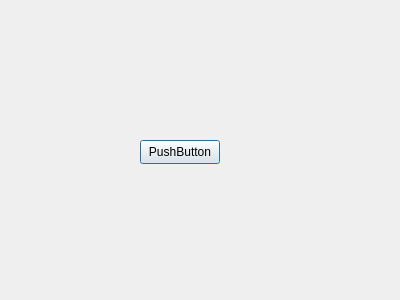
Old version of the form Ksiazka/dodaj.ui in the repository ZuzaJas/Filtrujaca-Ksiazka.
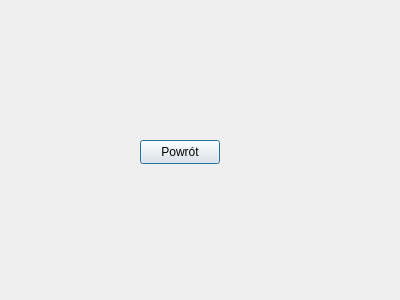
New version of the form.

```diff
--- a/Ksiazka/dodaj.ui
+++ b/Ksiazka/dodaj.ui
@@ -23,7 +23,7 @@
     </rect>
    </property>
    <property name="text">
-    <string>PushButton</string>
+    <string>Powrót</string>
    </property>
   </widget>
  </widget>
```
Left out of the diff: 2 changed lines with no effect on the pictures.
